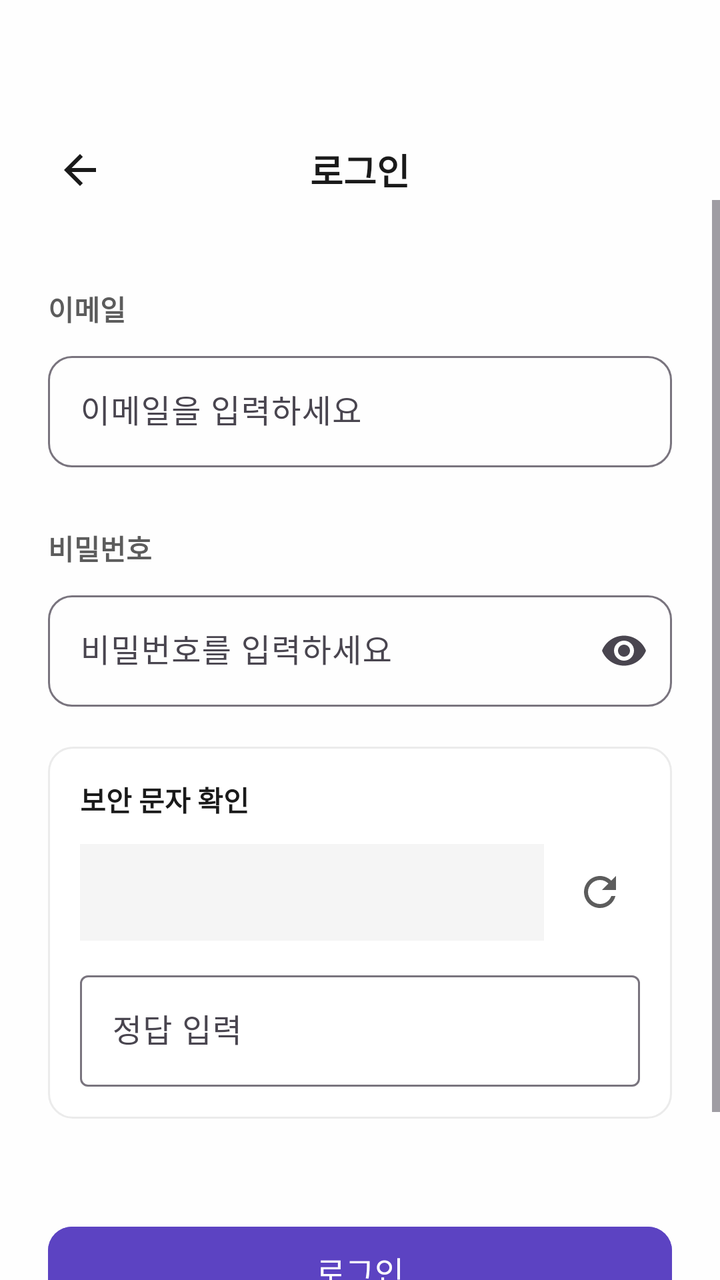
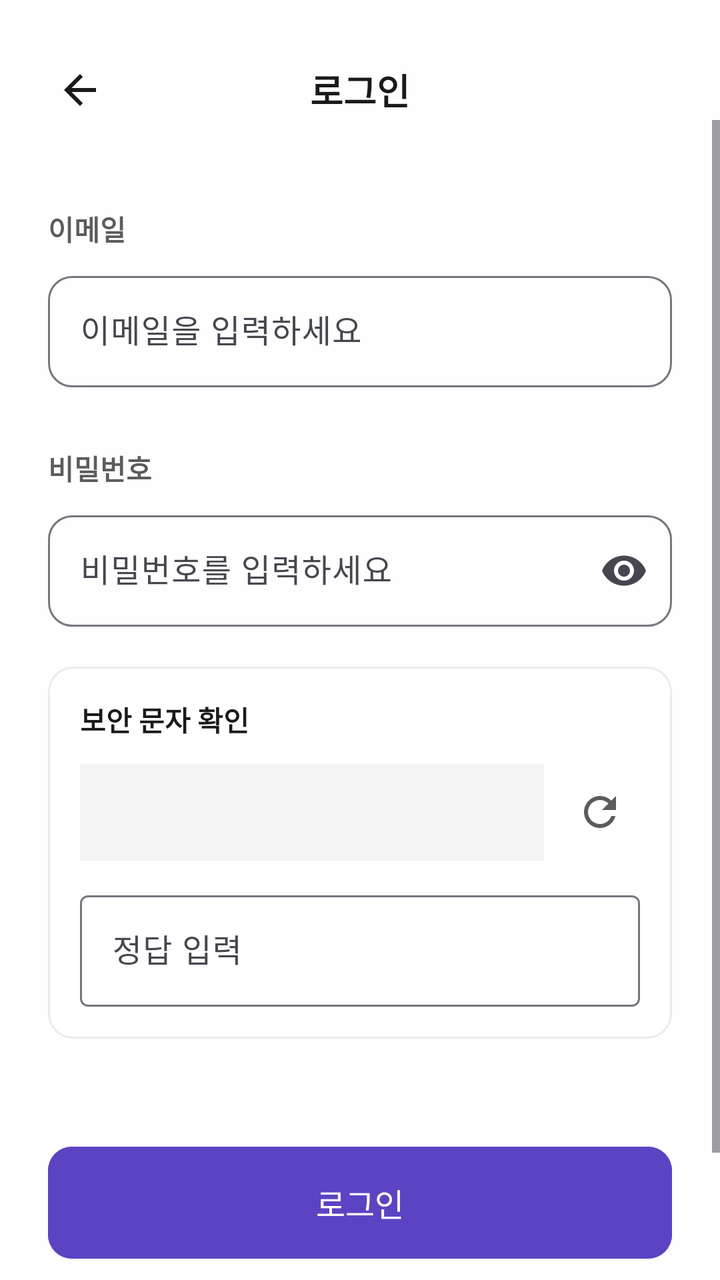

Compare the two renders of this Android layout. The source of the first and the diff that turns it into the second are given below.
<!-- AndroidManifest.xml: application theme Theme.TripShare -->
<!-- res/layout/activity_login.xml -->
<?xml version="1.0" encoding="utf-8"?>
<LinearLayout xmlns:android="http://schemas.android.com/apk/res/android"
    xmlns:app="http://schemas.android.com/apk/res-auto"
    android:layout_width="match_parent"
    android:layout_height="match_parent"
    android:background="@color/background"
    android:fitsSystemWindows="true"
    android:orientation="vertical">

    <LinearLayout
        android:id="@+id/toolbar"
        android:layout_width="match_parent"
        android:layout_height="100dp"
        android:paddingTop="70dp"
        android:gravity="center_vertical"
        android:minHeight="@dimen/toolbar_min_height"
        android:orientation="horizontal"
        android:paddingHorizontal="16dp">

        <ImageButton
            android:id="@+id/btn_back"
            android:layout_width="48dp"
            android:layout_height="48dp"
            android:background="?attr/selectableItemBackgroundBorderless"
            android:contentDescription="@null"
            android:src="@drawable/ic_back" />

        <TextView
            android:layout_width="0dp"
            android:layout_height="wrap_content"
            android:layout_weight="1"
            android:gravity="center"
            android:text="@string/login"
            android:textColor="@color/text_primary"
            android:textSize="18sp"
            android:textStyle="bold" />

        <View
            android:layout_width="48dp"
            android:layout_height="48dp" />
    </LinearLayout>

    <ScrollView
        android:layout_width="match_parent"
        android:layout_height="0dp"
        android:layout_weight="1"
        android:clipToPadding="false"
        android:fillViewport="true">

        <LinearLayout
            android:layout_width="match_parent"
            android:layout_height="wrap_content"
            android:orientation="vertical"
            android:padding="24dp">

            <TextView
                android:layout_width="wrap_content"
                android:layout_height="wrap_content"
                android:layout_marginTop="20dp"
                android:text="이메일"
                android:textColor="@color/text_secondary"
                android:textStyle="bold"
                android:textSize="14sp"
                android:layout_marginBottom="8dp"/>

            <com.google.android.material.textfield.TextInputLayout
                android:layout_width="match_parent"
                android:layout_height="wrap_content"
                android:hint="@string/email"
                app:boxBackgroundMode="outline"
                app:boxCornerRadiusBottomEnd="12dp"
                app:boxCornerRadiusBottomStart="12dp"
                app:boxCornerRadiusTopEnd="12dp"
                app:boxCornerRadiusTopStart="12dp">

                <com.google.android.material.textfield.TextInputEditText
                    android:id="@+id/et_email"
                    android:layout_width="match_parent"
                    android:layout_height="wrap_content"
                    android:inputType="textEmailAddress" />
            </com.google.android.material.textfield.TextInputLayout>

            <TextView
                android:layout_width="wrap_content"
                android:layout_height="wrap_content"
                android:layout_marginTop="30dp"
                android:layout_marginBottom="8dp"
                android:text="비밀번호"
                android:textColor="@color/text_secondary"
                android:textStyle="bold"
                android:textSize="14sp"/>

            <com.google.android.material.textfield.TextInputLayout
                android:layout_width="match_parent"
                android:layout_height="wrap_content"
                android:hint="@string/password"
                app:boxBackgroundMode="outline"
                app:boxCornerRadiusBottomEnd="12dp"
                app:boxCornerRadiusBottomStart="12dp"
                app:boxCornerRadiusTopEnd="12dp"
                app:boxCornerRadiusTopStart="12dp"
                app:endIconMode="password_toggle">

                <com.google.android.material.textfield.TextInputEditText
                    android:id="@+id/et_password"
                    android:layout_width="match_parent"
                    android:layout_height="wrap_content"
                    android:inputType="textPassword" />
            </com.google.android.material.textfield.TextInputLayout>

            <include
                android:id="@+id/captcha_view"
                android:layout_marginTop="20dp"
                layout="@layout/view_captcha" />

            <com.google.android.material.button.MaterialButton
                android:id="@+id/btn_login"
                style="@style/PurpleButton"
                android:layout_width="match_parent"
                android:layout_height="wrap_content"
                android:layout_marginTop="50dp"
                android:text="@string/login" />

            <LinearLayout
                android:layout_width="match_parent"
                android:layout_height="wrap_content"
                android:layout_marginTop="16dp"
                android:gravity="center"
                android:orientation="horizontal">

                <TextView
                    android:id="@+id/tv_find_id"
                    android:layout_width="wrap_content"
                    android:layout_height="wrap_content"
                    android:padding="8dp"
                    android:text="@string/find_id"
                    android:textColor="@color/text_hint"
                    android:textSize="15sp" />

                <TextView
                    android:layout_width="wrap_content"
                    android:layout_height="wrap_content"
                    android:text=" | "
                    android:textColor="@color/divider" />

                <TextView
                    android:id="@+id/tv_find_password"
                    android:layout_width="wrap_content"
                    android:layout_height="wrap_content"
                    android:padding="8dp"
                    android:text="@string/find_password"
                    android:textColor="@color/text_hint"
                    android:textSize="15sp" />

                <TextView
                    android:layout_width="wrap_content"
                    android:layout_height="wrap_content"
                    android:text=" | "
                    android:textColor="@color/divider" />

                <TextView
                    android:id="@+id/tv_signup"
                    android:layout_width="wrap_content"
                    android:layout_height="wrap_content"
                    android:padding="8dp"
                    android:text="@string/sign_up"
                    android:textColor="@color/text_hint"
                    android:textSize="15sp" />
            </LinearLayout>
        </LinearLayout>
    </ScrollView>
</LinearLayout>
<!-- res/layout/view_captcha.xml (included above) -->
<?xml version="1.0" encoding="utf-8"?>
<LinearLayout xmlns:android="http://schemas.android.com/apk/res/android"
    android:layout_width="match_parent"
    android:layout_height="wrap_content"
    android:layout_marginTop="20dp"
    android:background="@drawable/bg_rounded_card"
    android:orientation="vertical"
    android:padding="16dp">

    <TextView
        android:layout_width="wrap_content"
        android:layout_height="wrap_content"
        android:text="@string/captcha_title"
        android:textColor="@color/text_primary"
        android:textSize="14sp"
        android:textStyle="bold" />

    <LinearLayout
        android:layout_width="match_parent"
        android:layout_height="wrap_content"
        android:layout_marginTop="12dp"
        android:gravity="center_vertical"
        android:orientation="horizontal">

        <TextView
            android:id="@+id/tv_captcha_question"
            android:layout_width="0dp"
            android:layout_height="wrap_content"
            android:layout_weight="1"
            android:background="@color/surface_subtle"
            android:padding="12dp"
            android:textColor="@color/text_primary"
            android:textSize="18sp"
            android:textStyle="bold" />

        <ImageButton
            android:id="@+id/btn_captcha_refresh"
            android:layout_width="40dp"
            android:layout_height="40dp"
            android:layout_marginStart="8dp"
            android:background="?attr/selectableItemBackgroundBorderless"
            android:contentDescription="@string/captcha_refresh"
            android:src="@drawable/ic_refresh" />
    </LinearLayout>

    <com.google.android.material.textfield.TextInputLayout
        android:layout_width="match_parent"
        android:layout_height="wrap_content"
        android:layout_marginTop="12dp"
        android:hint="@string/captcha_answer_hint">

        <com.google.android.material.textfield.TextInputEditText
            android:id="@+id/et_captcha_answer"
            android:layout_width="match_parent"
            android:layout_height="wrap_content"
            android:inputType="numberSigned" />
    </com.google.android.material.textfield.TextInputLayout>
</LinearLayout>
<!-- resources referenced by this layout -->
<resources>
  <color name="background">#FEFEFE</color>
  <color name="divider">#EBEBEB</color>
  <color name="surface_subtle">#F5F5F5</color>
  <color name="text_hint">#9E9E9E</color>
  <color name="text_primary">#1A1A1A</color>
  <color name="text_secondary">#5C5C5C</color>
  <dimen name="toolbar_min_height">56dp</dimen>
  <!-- drawable bg_rounded_card (drawable) -->
  <?xml version="1.0" encoding="utf-8"?>
  <shape xmlns:android="http://schemas.android.com/apk/res/android"
      android:shape="rectangle">
      <solid android:color="@color/card_bg" />
      <stroke
          android:width="1dp"
          android:color="@color/divider" />
      <corners android:radius="12dp" />
  </shape>
  <!-- drawable ic_back (drawable) -->
  <vector xmlns:android="http://schemas.android.com/apk/res/android"
      android:width="24dp"
      android:height="24dp"
      android:viewportWidth="24"
      android:viewportHeight="24">
      <path
          android:fillColor="@color/text_primary"
          android:pathData="M20,11H7.83l5.59,-5.59L12,4l-8,8 8,8 1.41,-1.41L7.83,13H20v-2z" />
  </vector>
  <!-- drawable ic_refresh (drawable) -->
  <vector xmlns:android="http://schemas.android.com/apk/res/android"
      android:width="24dp"
      android:height="24dp"
      android:viewportWidth="24"
      android:viewportHeight="24">
      <path
          android:fillColor="@color/text_secondary"
          android:pathData="M17.65,6.35C16.2,4.9 14.21,4 12,4c-4.42,0 -7.99,3.58 -7.99,8s3.57,8 7.99,8c3.73,0 6.84,-2.55 7.73,-6h-2.08c-0.82,2.33 -3.04,4 -5.65,4 -3.31,0 -6,-2.69 -6,-6s2.69,-6 6,-6c1.66,0 3.14,0.69 4.22,1.78L13,11h7V4l-2.35,2.35z" />
  </vector>
  <string name="captcha_answer_hint">정답 입력</string>
  <string name="captcha_refresh">새로고침</string>
  <string name="captcha_title">보안 문자 확인</string>
  <string name="email">이메일을 입력하세요</string>
  <string name="find_id">아이디 찾기</string>
  <string name="find_password">비밀번호 찾기</string>
  <string name="login">로그인</string>
  <string name="password">비밀번호를 입력하세요</string>
  <string name="sign_up">회원가입</string>
  <style name="PurpleButton" parent="Widget.Material3.Button">
          <item name="android:backgroundTint">@color/purple_primary</item>
          <item name="android:textColor">@color/white</item>
          <item name="cornerRadius">12dp</item>
          <item name="android:textSize">16sp</item>
          <item name="android:minHeight">52dp</item>
          <item name="android:letterSpacing">0</item>
      </style>
  <style name="Theme.TripShare" parent="Base.Theme.TripShare" />
  <color name="card_bg">#FFFFFF</color>
  <color name="purple_primary">#5C43C2</color>
  <color name="white">#FFFFFFFF</color>
  <style name="Base.Theme.TripShare" parent="Theme.Material3.DayNight.NoActionBar">
          <item name="colorPrimary">@color/purple_primary</item>
          <item name="colorPrimaryDark">@color/purple_dark</item>
          <item name="colorAccent">@color/purple_primary</item>
          <item name="android:colorBackground">@color/background</item>
          <item name="colorSurface">@color/card_bg</item>
          <item name="android:windowBackground">@color/background</item>
          <item name="android:statusBarColor">@color/background</item>
          <item name="android:windowLightStatusBar">true</item>
          <item name="android:navigationBarColor">@color/background</item>
          <item name="android:windowLightNavigationBar" tools:targetApi="27">true</item>
          <item name="android:windowOptOutEdgeToEdgeEnforcement" tools:targetApi="35">true</item>
      </style>
  <color name="purple_dark">#4A35A0</color>
</resources>

<!-- the commit's change to res/layout/activity_login.xml (unified diff, before → after) -->
@@ -10,8 +10,8 @@
     <LinearLayout
         android:id="@+id/toolbar"
         android:layout_width="match_parent"
-        android:layout_height="100dp"
-        android:paddingTop="70dp"
+        android:layout_height="60dp"
+        android:paddingTop="30dp"
         android:gravity="center_vertical"
         android:minHeight="@dimen/toolbar_min_height"
         android:orientation="horizontal"
@@ -110,14 +110,13 @@
 
             <include
                 android:id="@+id/captcha_view"
-                android:layout_marginTop="20dp"
                 layout="@layout/view_captcha" />
 
             <com.google.android.material.button.MaterialButton
                 android:id="@+id/btn_login"
                 style="@style/PurpleButton"
                 android:layout_width="match_parent"
-                android:layout_height="wrap_content"
+                android:layout_height="64dp"
                 android:layout_marginTop="50dp"
                 android:text="@string/login" />
 
